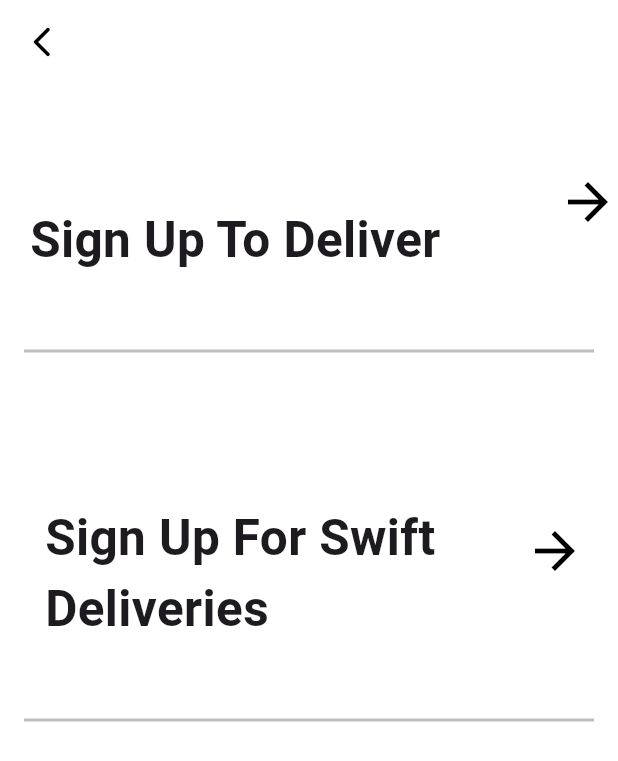
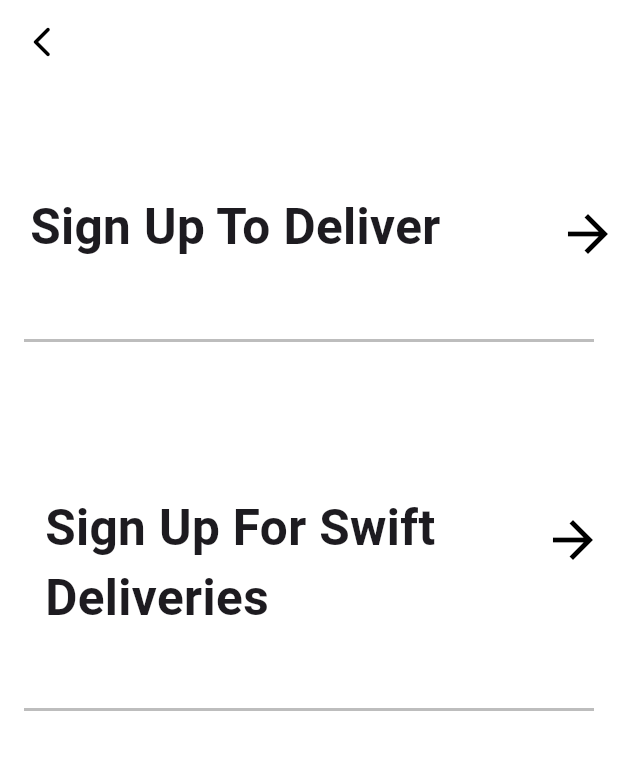
Before and after one commit to ameenakabir22/swiift-hq, a Flutter app: the SignUpOptions screen opened directly, on a phone screen of 412 x 824 dp. Shown: the top 761 px of the screen. Run offline on Flutter 3.47's test engine with Material 3 defaults, Android fonts, the phone set to English and light mode, and no system bars; our stand-ins replace lottie, smooth_page_indicator.

Commit message:
the sign up options is complete

```diff
--- a/lib/pages/signup_options.dart
+++ b/lib/pages/signup_options.dart
@@ -35,11 +35,13 @@ class SignUpOptions extends StatelessWidget {
             child: Column(
               children: [
                 // the row containing the options
-                Row(
+                Padding(
+                  padding: const EdgeInsets.only(top: 50.0),
+                  child: Row(
                     children: [
                       Expanded(
                         child: Padding(
-                        padding: const EdgeInsets.only(top: 80.0, left: 20),
+                          padding: const EdgeInsets.only(left: 20, top: 20),
                           child: Text(
                             'Sign Up To Deliver',
                             style: TextStyle(
@@ -49,7 +51,7 @@ class SignUpOptions extends StatelessWidget {
                       ),
                       SizedBox(width: 10),
                       Padding(
-                      padding: const EdgeInsets.only(top: 30.0),
+                        padding: const EdgeInsets.only(top: 30.0, left: 15),
                         child: Icon(
                           Icons.arrow_forward,
                           color: Colors.black,
@@ -57,6 +59,7 @@ class SignUpOptions extends StatelessWidget {
                         ),
                       ),
                     ],
+                  ),
                 ),
                 // adds a faint border
                 Container(
@@ -85,7 +88,7 @@ class SignUpOptions extends StatelessWidget {
                     ),
                     SizedBox(width: 10),
                     Padding(
-                      padding: const EdgeInsets.only(top: 20.0, right: 22),
+                      padding: const EdgeInsets.only(top: 20.0, right: 10),
                       child: Icon(
                         Icons.arrow_forward,
                         color: Colors.black,
```
Lines whose indentation alone changed are shown as unchanged.
